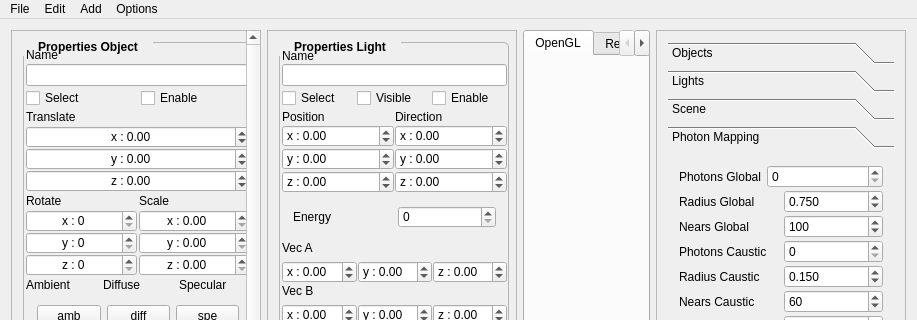
The window that mainwindow.ui (danilob/SceneBuild) describes before a commit, drawn with Qt 5; both pictures show x 0 to 917 and y 0 to 320 of the 917 by 843 pixel window.
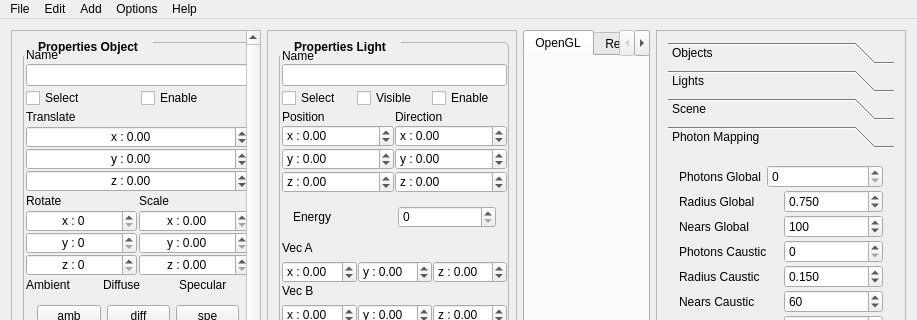
The same window after the commit. Custom widgets are drawn as their Qt base class.

Commit message: modificações sugeridas realizadas: abrir arquivos recentes, novos menus, abertura de arquivo(reflexão, refração,...)

```diff
--- a/mainwindow.ui
+++ b/mainwindow.ui
@@ -2737,10 +2737,18 @@
     <addaction name="actionScreenShot"/>
     <addaction name="actionScreanShot_Render"/>
    </widget>
+   <widget class="QMenu" name="menuHelp">
+    <property name="title">
+     <string>Help</string>
+    </property>
+    <addaction name="actionAbout"/>
+    <addaction name="actionShortcuts"/>
+   </widget>
    <addaction name="menuFile"/>
    <addaction name="menuObject"/>
    <addaction name="menuLights"/>
    <addaction name="menuOptions"/>
+   <addaction name="menuHelp"/>
   </widget>
   <action name="actionOpen">
    <property name="text">
```
Left out of the diff: 156 changed lines with no effect on the pictures. The commit also changes 20 other files.
